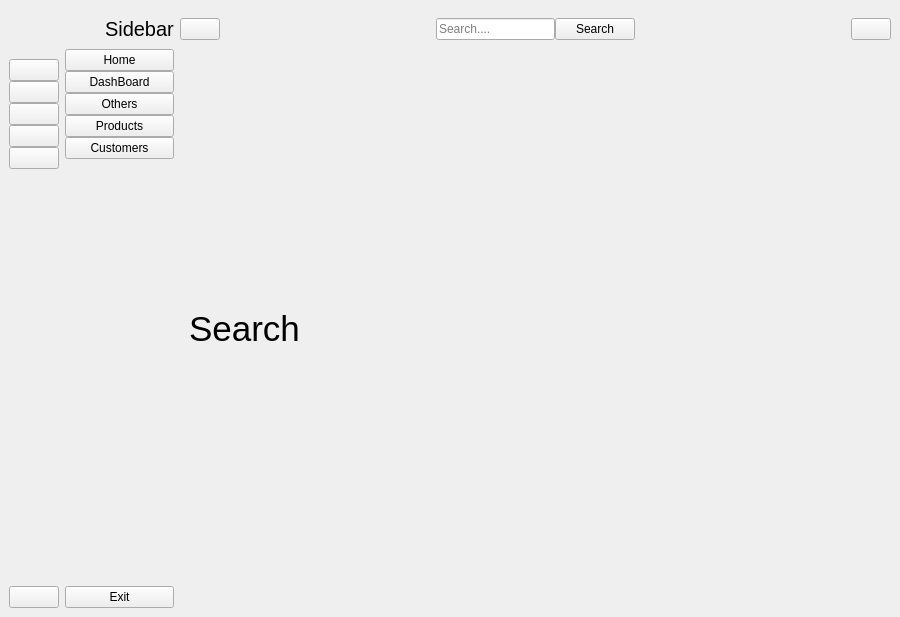
First picture: the form in resource.ui, repository KakashiJiyayou/test3_adding_UI_for_future_functional, before the edit.
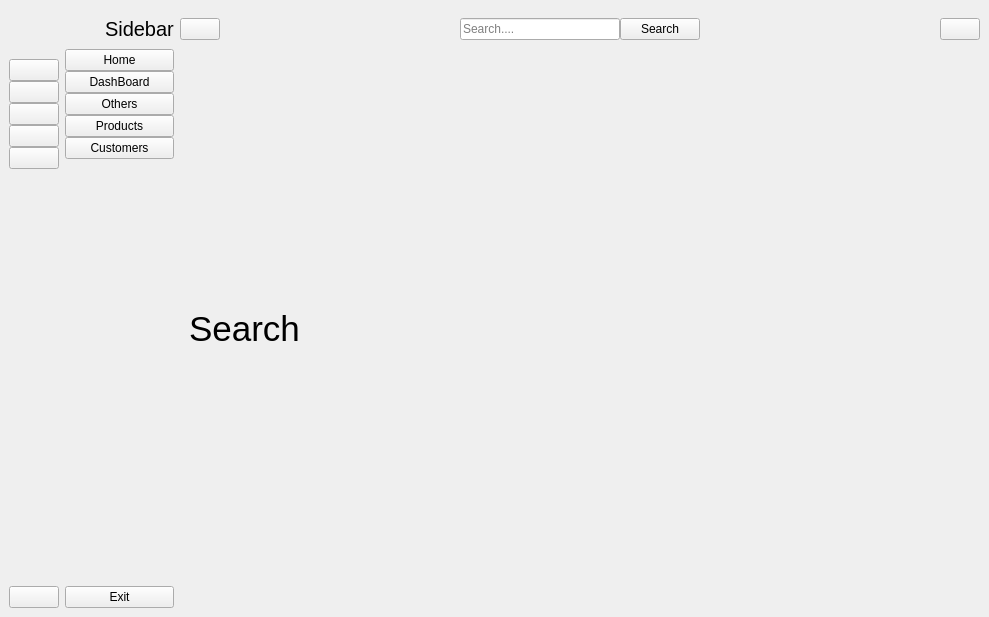
Second picture: the form after the edit. Icons and pictures are not drawn.

```diff
--- a/resource.ui
+++ b/resource.ui
@@ -6,7 +6,7 @@
    <rect>
     <x>0</x>
     <y>0</y>
-    <width>900</width>
+    <width>989</width>
     <height>617</height>
    </rect>
   </property>
```
Left out of the diff: 442 changed lines with no effect on the pictures.
